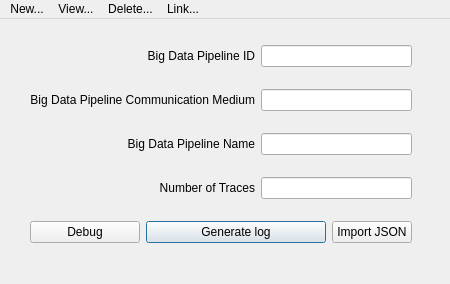
Old version of the form ui/main_window.ui in the repository d-benvenuti/xes-refmodel-pipeline-generator.
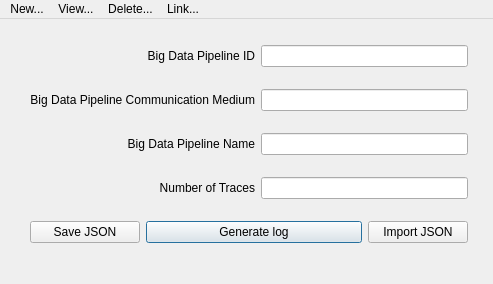
New version of the form.

Commit message: Continued implementing save json functionality

What changed in the file:
```diff
--- a/ui/main_window.ui
+++ b/ui/main_window.ui
@@ -9,7 +9,7 @@
    <rect>
     <x>0</x>
     <y>0</y>
-    <width>450</width>
+    <width>493</width>
     <height>284</height>
    </rect>
   </property>
@@ -22,7 +22,7 @@
      <rect>
       <x>30</x>
       <y>10</y>
-      <width>382</width>
+      <width>438</width>
       <height>231</height>
      </rect>
     </property>
@@ -94,7 +94,7 @@
      <item row="4" column="0">
       <widget class="QPushButton" name="debugButton">
        <property name="text">
-        <string>Debug</string>
+        <string>Save JSON</string>
        </property>
       </widget>
      </item>
@@ -133,7 +133,7 @@
     <rect>
      <x>0</x>
      <y>0</y>
-     <width>450</width>
+     <width>493</width>
      <height>26</height>
     </rect>
    </property>
```
Left out of the diff: 48 changed lines with no effect on the pictures. The commit also changes 5 other files.
